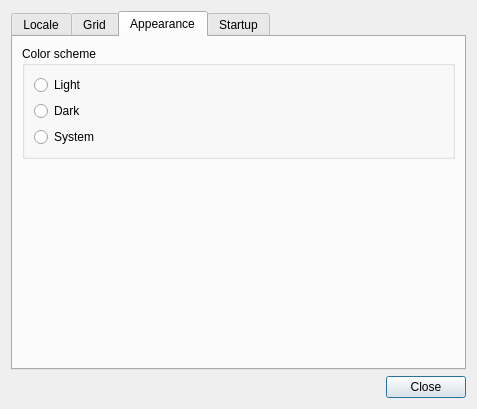
This is glabels/ui/PreferencesDialog.ui in j-evins/glabels-qt as Qt 5 draws it before an edit. The edited form follows.
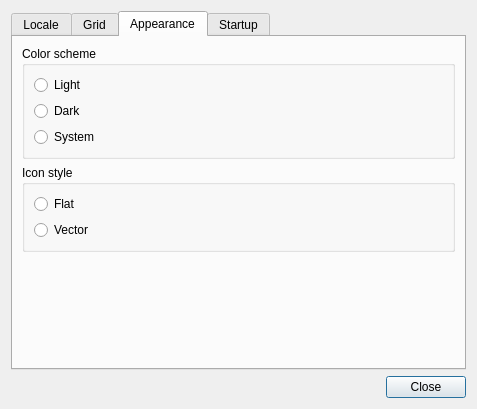
This is the edited form. The open tabs and pages were chosen to show the change.

Commit message: Allow switching between icon styles in preferences.

Diff of the .ui file:
```diff
--- a/glabels/ui/PreferencesDialog.ui
+++ b/glabels/ui/PreferencesDialog.ui
@@ -224,6 +224,29 @@
          </layout>
         </widget>
        </item>
+       <item>
+        <widget class="QGroupBox" name="groupBox_5">
+         <property name="title">
+          <string>Icon style</string>
+         </property>
+         <layout class="QVBoxLayout" name="verticalLayout_7">
+          <item>
+           <widget class="QRadioButton" name="appearanceIconFlatRadio">
+            <property name="text">
+             <string>Flat</string>
+            </property>
+           </widget>
+          </item>
+          <item>
+           <widget class="QRadioButton" name="appearanceIconVectorRadio">
+            <property name="text">
+             <string>Vector</string>
+            </property>
+           </widget>
+          </item>
+         </layout>
+        </widget>
+       </item>
        <item>
         <spacer name="verticalSpacer_3">
          <property name="orientation">
```
Left out of the diff: 68 changed lines with no effect on the pictures. The commit also changes 6 other files.
